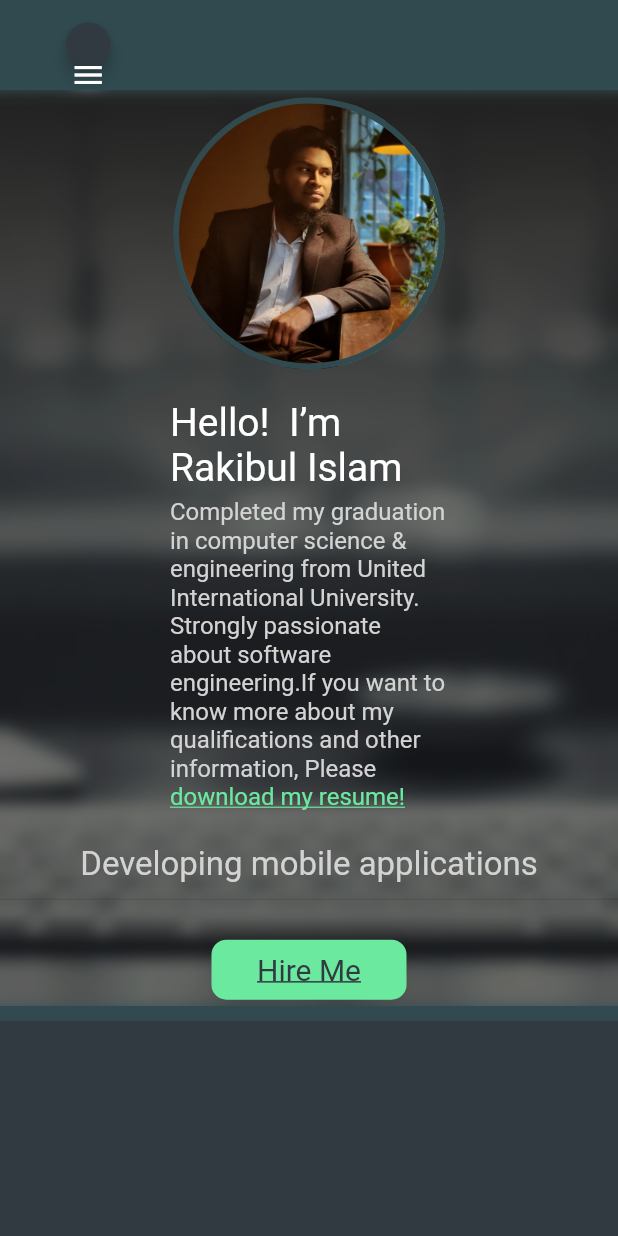
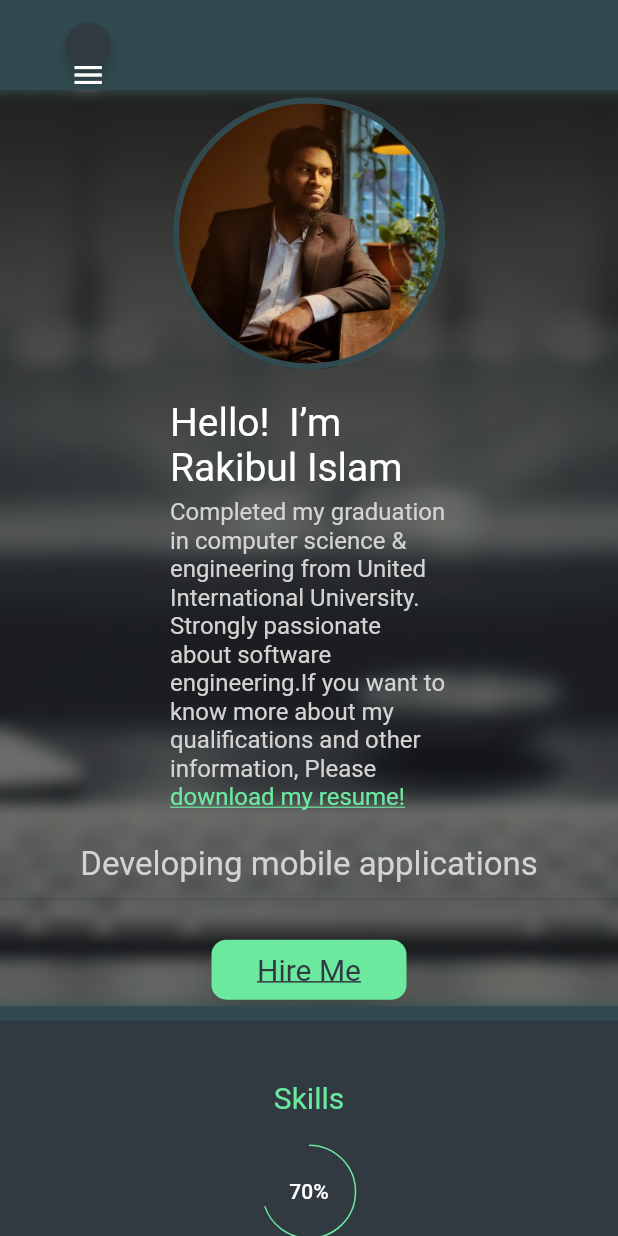
Before and after one commit to Rakibul25/-100daysofcode-mobile_app-, a Flutter app: the screen it shows after launch, on a phone screen of 412 x 824 dp. Run offline on Flutter 3.47's test engine with Material 2 defaults, Android fonts, the light colour scheme and no system bars; drawn by our look-alikes of animated_text_kit; our stand-ins replace flutter_svg, get, google_fonts, lottie, percent_indicator and 1 more; missing offline and left inert: dart:ffi; Roboto replaces fonts that are missing (Delius).

Commit message:
making skill_box responsive

```diff
--- a/rakib/lib/widgets/skills.dart
+++ b/rakib/lib/widgets/skills.dart
@@ -6,30 +6,36 @@ import '../utils/breakpoints.dart';
 import '../utils/custom_colors.dart';
 import 'package:percent_indicator/percent_indicator.dart';
 
-class Skills extends StatelessWidget {
+class Skills extends StatefulWidget {
   const Skills({Key? key}) : super(key: key);
 
+  @override
+  State<Skills> createState() => _SkillsState();
+}
+
+class _SkillsState extends State<Skills> {
   @override
   Widget build(BuildContext context) {
     var size = MediaQuery.of(context).size;
     //CircularProgressIndicator(value: 0.6,);
     return Container(
         width: size.width,
-        height: size.height * .5,
         color: CustomColors.darkBackground,
+        child: SizedBox(
           child: Column(
               mainAxisAlignment: MainAxisAlignment.spaceBetween,
               children: [
                 const SizedBox(height: 40),
-              LayoutBuilder(builder: (context, constraints) {
-                if (constraints.maxWidth >= Breakpoints.lg) {
+                Text("Skills",
+                    style: GoogleFonts.getFont('Delius',
+                        color: CustomColors.primary, fontSize: 20)),
+                const SizedBox(height: 20),
+                LayoutBuilder(builder: (context, consraints) {
+                  if (consraints.maxWidth >= Breakpoints.lg) {
                     return Container(
                       width: size.width * .65,
                       child: Column(
                         children: [
-                        Text("Skills",
-                            style: GoogleFonts.getFont('Delius',
-                                color: CustomColors.primary, fontSize: 20)),
                           Row(
                             mainAxisAlignment: MainAxisAlignment.spaceBetween,
                             crossAxisAlignment: CrossAxisAlignment.center,
@@ -46,37 +52,31 @@ class Skills extends StatelessWidget {
                                           fontSize: 22)),
                                 ],
                               ),
-                            const SkillCard(percentage: 0.7, label: "Flutter")
+                              const SkillCard(percentage: 0.7, label: "Flutter"),
+
                             ],
-                        ),
-                        SizedBox(width: 0.05 * size.width),
-                        // hello with bio and info
-                        Column(
-                          mainAxisAlignment: MainAxisAlignment.start,
-                          crossAxisAlignment: CrossAxisAlignment.center,
-                          children: [],
                           ),
                         ],
                       ),
                     );
+                  } else if (consraints.maxWidth < Breakpoints.lg &&
+                      consraints.maxWidth >= Breakpoints.md) {
+                    return Column(
+                      mainAxisAlignment: MainAxisAlignment.center,
+                      children: [
+                        const SkillCard(percentage: 0.7, label: "Flutter"),
+                      ],
+                    );
                   } else {
                     return Column(
-                    crossAxisAlignment: CrossAxisAlignment.center,
+                      mainAxisAlignment: MainAxisAlignment.center,
                       children: [
-                      // skills cards
-                      Text("Skills",
-                          style: GoogleFonts.getFont('Delius',
-                              color: CustomColors.primary, fontSize: 20)),
-                      const SizedBox(height: 10),
-                      Column(
-                        crossAxisAlignment: CrossAxisAlignment.center,
-                        children: [],
-                      ),
-                      // hello with bio and info
+                        const SkillCard(percentage: 0.7, label: "Flutter"),
                       ],
                     );
                   }
                 }),
-            ]));
+              ]),
+        ));
   }
 }
--- a/rakib/lib/widgets/skillscard.dart
+++ b/rakib/lib/widgets/skillscard.dart
@@ -1,4 +1,6 @@
 import 'package:flutter/material.dart';
+import 'package:google_fonts/google_fonts.dart';
+import 'package:rakib/utils/custom_colors.dart';
 
 class SkillCard extends StatelessWidget {
   const SkillCard({
@@ -28,13 +30,14 @@ class SkillCard extends StatelessWidget {
                   children: [
                     CircularProgressIndicator(
                       value: value,
-                      color: Colors.brown,
-                      backgroundColor: Colors.white,
+                      color: CustomColors.primary,
+                      backgroundColor: CustomColors.darkBackground,
+                      strokeWidth: 1,
                     ),
                     Center(
                       child: Text(
                         (value * 100).toInt().toString() + "%",
-                        style: Theme.of(context).textTheme.subtitle1,
+                        style: TextStyle(fontWeight: FontWeight.w500,color: Colors.white),
                       ),
                     ),
                   ],
@@ -47,7 +50,9 @@ class SkillCard extends StatelessWidget {
             label,
             maxLines: 1,
             overflow: TextOverflow.ellipsis,
-            style: Theme.of(context).textTheme.subtitle2,
+              style: GoogleFonts.getFont('Delius',
+                  color: CustomColors.gray,
+                  fontSize: 15)
           ),
         ],
       ),
--- a/rakib/lib/widgets/upper_container.dart
+++ b/rakib/lib/widgets/upper_container.dart
@@ -53,6 +53,7 @@ class _UpperContainerState extends State<UpperContainer> with TickerProviderStat
   }
   @override
   Widget build(BuildContext context) {
+    var size = MediaQuery.of(context).size;
     _controller.forward();
     return Container(
       decoration: const BoxDecoration(
@@ -67,6 +68,7 @@ class _UpperContainerState extends State<UpperContainer> with TickerProviderStat
           child: Container(
             alignment: Alignment.center,
             color: Colors.grey.withOpacity(0.1),
+            child: SizedBox(
               child: Column(
                 children: [
                   const SizedBox(
@@ -75,7 +77,7 @@ class _UpperContainerState extends State<UpperContainer> with TickerProviderStat
                   LayoutBuilder(builder: (context, consraints) {
                     if (consraints.maxWidth >= Breakpoints.lg) {
                       return SizedBox(
-                      height: widget.width*.5,
+                        width: size.width,
                         child: Column(
                           mainAxisAlignment: MainAxisAlignment.center,
                           children: [
@@ -113,10 +115,11 @@ class _UpperContainerState extends State<UpperContainer> with TickerProviderStat
                       );
                     } else if (consraints.maxWidth < Breakpoints.lg &&
                         consraints.maxWidth >= Breakpoints.md) {
-                    return Column(
+                      return SizedBox(
+                        child: Column(
                           mainAxisAlignment: MainAxisAlignment.center,
                           children: [
-                        SizedBox(width: 70),
+                            SizedBox(width: 30),
                             RakibAvatar(width: widget.width*1.3),
                             SizedBox(height: 0.05 * widget.width),
                             HelloWithBio(
@@ -132,12 +135,14 @@ class _UpperContainerState extends State<UpperContainer> with TickerProviderStat
                               width: 30,
                             ),
                           ],
+                        ),
                       );
                     } else {
-                    return Column(
+                      return SizedBox(
+                        child: Column(
                           mainAxisAlignment: MainAxisAlignment.center,
                           children: [
-                        SizedBox(width: widget.width * 0.07),
+                            SizedBox(width: 10),
                             Center(child: RakibAvatar(width: 2 * widget.width)),
                             SizedBox(height: 0.05 * widget.width),
                             HelloWithBio(
@@ -150,6 +155,7 @@ class _UpperContainerState extends State<UpperContainer> with TickerProviderStat
                               width: 30,
                             ),
                           ],
+                        ),
                       );
                     }
                   }),
@@ -158,6 +164,7 @@ class _UpperContainerState extends State<UpperContainer> with TickerProviderStat
             ),
           ),
         ),
+      ),
     );
   }
 }
```
Lines whose indentation alone changed are shown as unchanged.
